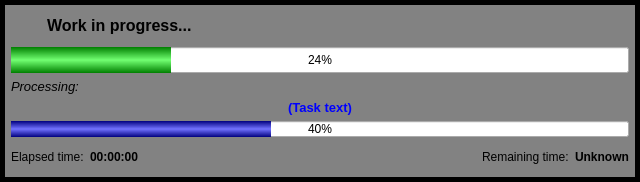
introlab/OpenIMU, file python/resources/ui/ProgressDialog.ui: the form before one commit.
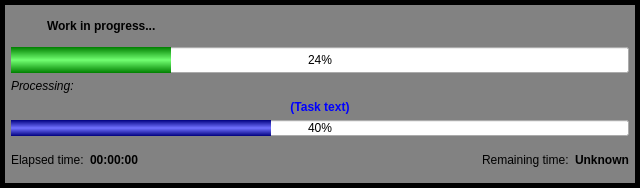
The form after the commit. Icons and pictures are not drawn.

Diff of the .ui file:
```diff
--- a/python/resources/ui/ProgressDialog.ui
+++ b/python/resources/ui/ProgressDialog.ui
@@ -7,7 +7,7 @@
     <x>0</x>
     <y>0</y>
     <width>640</width>
-    <height>182</height>
+    <height>188</height>
    </rect>
   </property>
   <property name="sizePolicy">
@@ -81,7 +81,6 @@
        </property>
        <property name="font">
         <font>
-         <pointsize>12</pointsize>
          <bold>true</bold>
         </font>
        </property>
@@ -129,7 +128,6 @@
        </property>
        <property name="font">
         <font>
-         <pointsize>10</pointsize>
          <italic>true</italic>
         </font>
        </property>
@@ -142,7 +140,6 @@
       <widget class="QLabel" name="lblCurrentTaskValue">
        <property name="font">
         <font>
-         <pointsize>10</pointsize>
          <bold>true</bold>
         </font>
        </property>
```
